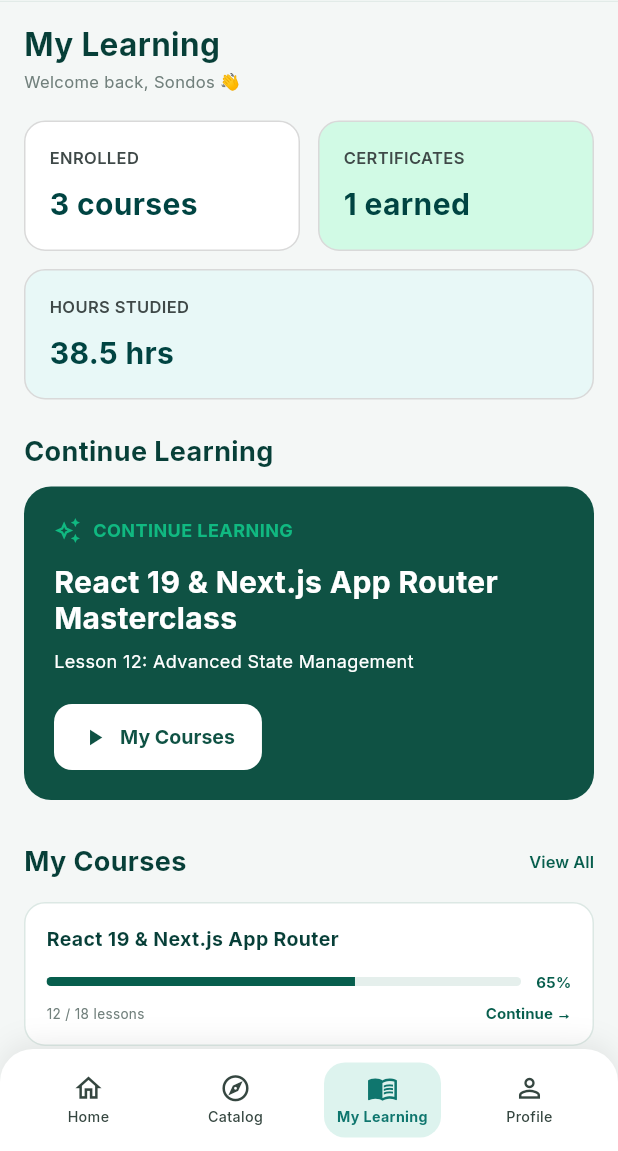
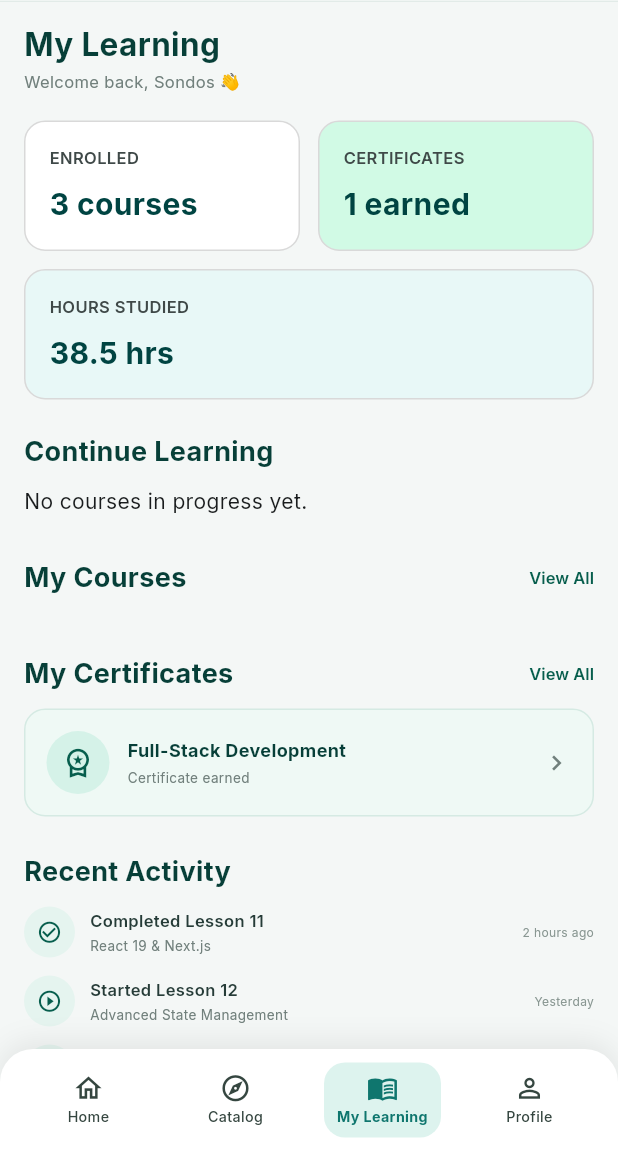
Before and after one commit to Coachspacs/Coachspacs_App, a Flutter app: the MyLearningScreen screen opened by its route, on a phone screen of 412 x 824 dp, the part 85-1236 px from its top. Run offline on Flutter 3.47's test engine with Material 3 defaults, Android fonts, the phone set to English and light mode, and no system bars; our stand-ins replace dio, equatable, flutter_bloc, flutter_secure_storage, get_it, google_fonts and 4 more; accounts and stored records are empty; generated files the repository leaves out were written again; statements that could not run were skipped.

Commit message:
feat: integrate My Learning & enrollments with API
- Add EnrollmentRepository for GET /api/enrollments (paginated) and
  lesson player/complete endpoints
- Wire MyLearningScreen, ContinueLearningSection, MyCoursesSection and
  BrowseCoursesScreen to render live enrollment data instead of mocks

```diff
--- a/lib/features/student/my_learning/ui/screens/my_learning_screen.dart
+++ b/lib/features/student/my_learning/ui/screens/my_learning_screen.dart
@@ -1,8 +1,11 @@
 import 'package:flutter/material.dart';
 
 import 'package:coach_space/core/auth/guest_session.dart';
+import 'package:coach_space/core/di/injection_container.dart';
 import 'package:coach_space/core/theming/app_colors.dart';
 import 'package:coach_space/core/widgets/bottom_nav_bar_widget.dart';
+import 'package:coach_space/features/student/my_learning/data/models/enrollment_dto.dart';
+import 'package:coach_space/features/student/my_learning/data/repo/enrollment_repository.dart';
 
 import '../widgets/continue_learning_section.dart';
 import '../widgets/my_certificates_section.dart';
@@ -20,6 +23,8 @@
 }
 
 class _MyLearningScreenState extends State<MyLearningScreen> {
+  List<EnrollmentDto> _enrollments = const [];
+
   @override
   void initState() {
     super.initState();
@@ -35,6 +40,19 @@
         Navigator.pop(context);
       }
     });
+    _loadEnrollments();
+  }
+
+  Future<void> _loadEnrollments() async {
+    try {
+      final page = await getIt<EnrollmentRepository>().getEnrollments(
+        pageSize: 50,
+      );
+      if (mounted) setState(() => _enrollments = page.results);
+    } catch (_) {
+      // The dedicated browse screen presents retry feedback; this overview
+      // remains usable when its optional summary request fails.
+    }
   }
 
   @override
@@ -73,28 +91,18 @@
                 padding: const EdgeInsets.fromLTRB(16, 16, 16, 30),
                 child: Column(
                   crossAxisAlignment: CrossAxisAlignment.start,
-                  children: const [
-                    MyLearningHeader(),
-
-                    SizedBox(height: 18),
-
-                    MyLearningStats(),
-
-                    SizedBox(height: 22),
-
-                    ContinueLearningSection(),
-
-                    SizedBox(height: 24),
-
-                    MyCoursesSection(),
-
-                    SizedBox(height: 24),
-
-                    MyCertificatesSection(),
-
-                    SizedBox(height: 24),
-
-                    RecentActivitySection(),
+                  children: [
+                    const MyLearningHeader(),
+                    const SizedBox(height: 18),
+                    const MyLearningStats(),
+                    const SizedBox(height: 22),
+                    ContinueLearningSection(enrollments: _enrollments),
+                    const SizedBox(height: 24),
+                    MyCoursesSection(enrollments: _enrollments),
+                    const SizedBox(height: 24),
+                    const MyCertificatesSection(),
+                    const SizedBox(height: 24),
+                    const RecentActivitySection(),
                   ],
                 ),
               ),
--- a/lib/features/student/my_learning/ui/widgets/continue_learning_section.dart
+++ b/lib/features/student/my_learning/ui/widgets/continue_learning_section.dart
@@ -2,19 +2,19 @@
 import 'package:google_fonts/google_fonts.dart';
 
 import 'package:coach_space/core/routing/routes.dart';
+import 'package:coach_space/features/student/my_learning/data/models/enrollment_dto.dart';
 
 import '../../../profile/ui/widgets/dashboard/continue_learning_card.dart';
 
 class ContinueLearningSection extends StatelessWidget {
-  const ContinueLearningSection({
-    super.key,
-  });
+  const ContinueLearningSection({super.key, required this.enrollments});
+
+  final List<EnrollmentDto> enrollments;
 
   @override
   Widget build(BuildContext context) {
     return Column(
-      crossAxisAlignment:
-      CrossAxisAlignment.start,
+      crossAxisAlignment: CrossAxisAlignment.start,
       children: [
         Text(
           'Continue Learning',
@@ -27,19 +27,19 @@
 
         const SizedBox(height: 10),
 
-        ContinueLearningCard(
-          courseTitle:
-          'React 19 & Next.js App Router Masterclass',
-          lesson:
-          'Lesson 12: Advanced State Management',
-          onPressed: () {
-            // My Courses → Browse Courses
-            Navigator.pushNamed(
-              context,
-              AppRoutes.browseCourses,
-            );
-          },
-        ),
+        if (enrollments.isEmpty)
+          const Text('No courses in progress yet.')
+        else
+          ContinueLearningCard(
+            courseTitle: enrollments.first.course.title,
+            lesson: enrollments.first.isCompleted
+                ? 'Course completed'
+                : 'Continue where you left off',
+            onPressed: () {
+              // My Courses → Browse Courses
+              Navigator.pushNamed(context, AppRoutes.browseCourses);
+            },
+          ),
       ],
     );
   }
--- a/lib/features/student/my_learning/ui/widgets/my_courses_section.dart
+++ b/lib/features/student/my_learning/ui/widgets/my_courses_section.dart
@@ -2,11 +2,12 @@
 import 'package:google_fonts/google_fonts.dart';
 
 import 'package:coach_space/core/routing/routes.dart';
+import 'package:coach_space/features/student/my_learning/data/models/enrollment_dto.dart';
 
 class MyCoursesSection extends StatelessWidget {
-  const MyCoursesSection({
-    super.key,
-  });
+  const MyCoursesSection({super.key, required this.enrollments});
+
+  final List<EnrollmentDto> enrollments;
 
   @override
   Widget build(BuildContext context) {
@@ -21,16 +22,11 @@
             // Clicking My Courses opens all enrolled courses.
             InkWell(
               onTap: () {
-                Navigator.pushNamed(
-                  context,
-                  AppRoutes.browseCourses,
-                );
+                Navigator.pushNamed(context, AppRoutes.browseCourses);
               },
               borderRadius: BorderRadius.circular(8),
               child: Padding(
-                padding: const EdgeInsets.symmetric(
-                  vertical: 4,
-                ),
+                padding: const EdgeInsets.symmetric(vertical: 4),
                 child: Text(
                   'My Courses',
                   style: GoogleFonts.inter(
@@ -47,16 +43,12 @@
             // View All opens all enrolled courses.
             TextButton(
               onPressed: () {
-                Navigator.pushNamed(
-                  context,
-                  AppRoutes.browseCourses,
-                );
+                Navigator.pushNamed(context, AppRoutes.browseCourses);
               },
               style: TextButton.styleFrom(
                 padding: EdgeInsets.zero,
                 minimumSize: Size.zero,
-                tapTargetSize:
-                MaterialTapTargetSize.shrinkWrap,
+                tapTargetSize: MaterialTapTargetSize.shrinkWrap,
               ),
               child: Text(
                 'View All',
@@ -72,57 +64,29 @@
 
         const SizedBox(height: 10),
 
-        // =====================================================
-        // COURSE 1
-        // =====================================================
-        _LearningCourseCard(
-          title:
-          'React 19 & Next.js App Router',
-          progress: 0.65,
-          completedLessons: '12 / 18 lessons',
-          onContinue: () {
-            Navigator.pushNamed(
+        ...enrollments
+            .take(2)
+            .map(
+              (enrollment) => Padding(
+                padding: const EdgeInsets.only(bottom: 10),
+                child: _LearningCourseCard(
+                  title: enrollment.course.title,
+                  progress: enrollment.progressPercent / 100,
+                  completedLessons: enrollment.isCompleted
+                      ? 'Completed'
+                      : '${enrollment.progressPercent}% complete',
+                  onContinue: () => Navigator.pushNamed(
                     context,
                     AppRoutes.courseDetails,
                     arguments: {
-                'title':
-                'React 19 & Next.js App Router',
-                'instructor': 'Mohamed Katanani',
-                'price': '\$89.00',
-                'rating': '4.9',
-                'students': '2.4k',
-                'image': '',
-              },
-            );
+                      'id': enrollment.course.id,
+                      'title': enrollment.course.title,
+                      'instructor': enrollment.course.instructor.fullName,
+                      'image': enrollment.course.coverImage,
                     },
                   ),
-
-        const SizedBox(height: 10),
-
-        // =====================================================
-        // COURSE 2
-        // =====================================================
-        _LearningCourseCard(
-          title:
-          'UI/UX Design Systems for Enterprise',
-          progress: 0.40,
-          completedLessons: '6 / 15 lessons',
-          onContinue: () {
-            Navigator.pushNamed(
-              context,
-              AppRoutes.courseDetails,
-              arguments: {
-                'title':
-                'UI/UX Design Systems for Enterprise',
-                'instructor':
-                'Dr. Tareq Al-Mansoor',
-                'price': '\$69.00',
-                'rating': '4.8',
-                'students': '1.8k',
-                'image': '',
-              },
-            );
-          },
+                ),
+              ),
             ),
       ],
     );
@@ -150,9 +114,7 @@
       decoration: BoxDecoration(
         color: Colors.white,
         borderRadius: BorderRadius.circular(14),
-        border: Border.all(
-          color: const Color(0xFFDCE8E4),
-        ),
+        border: Border.all(color: const Color(0xFFDCE8E4)),
       ),
       child: Column(
         crossAxisAlignment: CrossAxisAlignment.start,
@@ -174,15 +136,12 @@
             children: [
               Expanded(
                 child: ClipRRect(
-                  borderRadius:
-                  BorderRadius.circular(20),
+                  borderRadius: BorderRadius.circular(20),
                   child: LinearProgressIndicator(
                     value: progress,
                     minHeight: 6,
-                    backgroundColor:
-                    const Color(0xFFE5EFEC),
-                    valueColor:
-                    const AlwaysStoppedAnimation<Color>(
+                    backgroundColor: const Color(0xFFE5EFEC),
+                    valueColor: const AlwaysStoppedAnimation<Color>(
                       Color(0xFF075E4D),
                     ),
                   ),
@@ -222,8 +181,7 @@
                 style: TextButton.styleFrom(
                   padding: EdgeInsets.zero,
                   minimumSize: Size.zero,
-                  tapTargetSize:
-                  MaterialTapTargetSize.shrinkWrap,
+                  tapTargetSize: MaterialTapTargetSize.shrinkWrap,
                 ),
                 child: Text(
                   'Continue →',
```
Also changed, not shown: lib/features/student/my_learning/data/repo/enrollment_repository.dart (added, +12 -0 lines), lib/features/student/my_learning/data/repo/enrollment_repository_impl.dart (added, +41 -0 lines), lib/features/student/profile/ui/screens/browse_courses_screen.dart (+61 -18 lines). Lines whose indentation alone changed are shown as unchanged.
